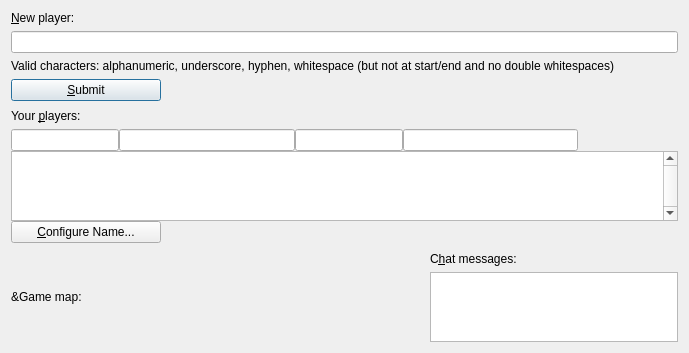
Before: the Qt Designer form src/qt/forms/managenamespage.ui in chronokings/huntercoin, drawn with Qt 5.
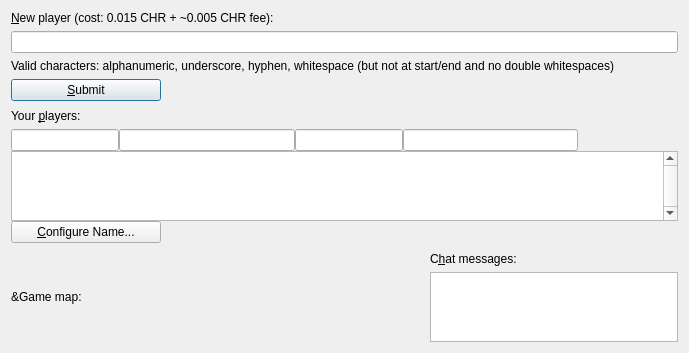
After: the same form once the commit is applied. Icons and pictures are not drawn. Custom widgets are drawn as their Qt base class.

Diff of the .ui file:
```diff
--- a/src/qt/forms/managenamespage.ui
+++ b/src/qt/forms/managenamespage.ui
@@ -31,7 +31,7 @@
         </sizepolicy>
        </property>
        <property name="text">
-        <string>&amp;New player:</string>
+        <string>&amp;New player (cost: 0.015 CHR + ~0.005 CHR fee):</string>
        </property>
        <property name="alignment">
         <set>Qt::AlignLeading|Qt::AlignLeft|Qt::AlignVCenter</set>
```
